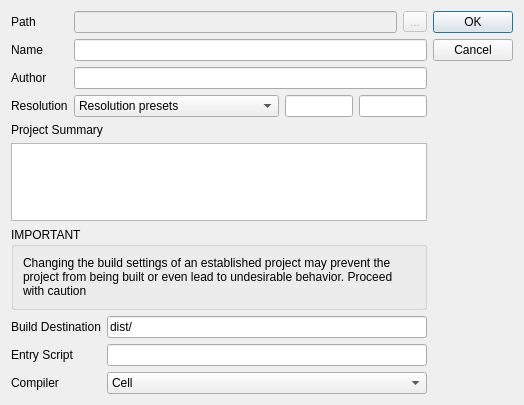
The window that src/projectpropertiesdialog.ui (Eggbertx/QtSphere-IDE) describes before a commit, drawn with Qt 5.
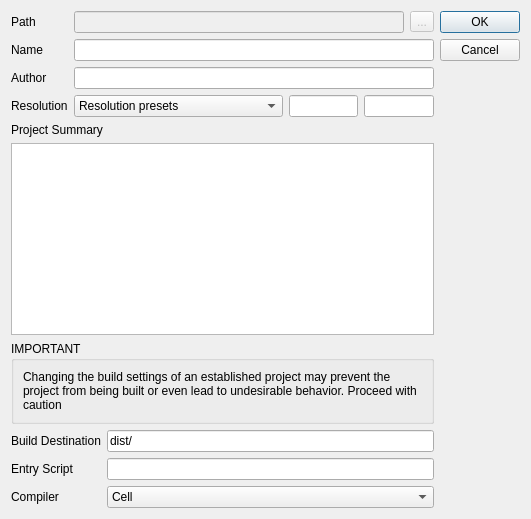
The same window after the commit.

```diff
--- a/src/projectpropertiesdialog.ui
+++ b/src/projectpropertiesdialog.ui
@@ -2,14 +2,6 @@
 <ui version="4.0">
  <class>ProjectPropertiesDialog</class>
  <widget class="QDialog" name="ProjectPropertiesDialog">
-  <property name="geometry">
-   <rect>
-    <x>0</x>
-    <y>0</y>
-    <width>524</width>
-    <height>405</height>
-   </rect>
-  </property>
   <property name="windowTitle">
    <string>Project Properties</string>
   </property>
```
